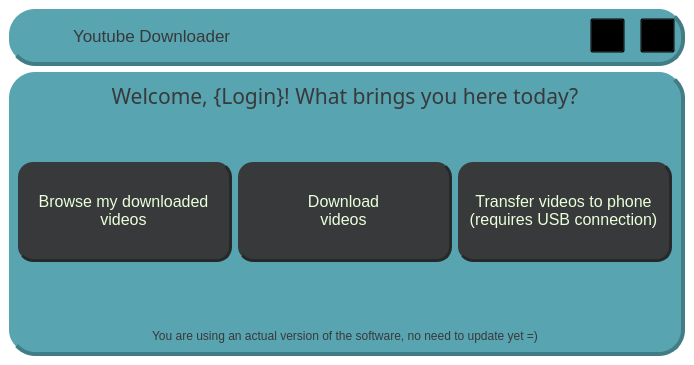
Before: the Qt Designer form uis/mainPage.ui in QBoff/YouTube-Video-Downloader, drawn with Qt 5.
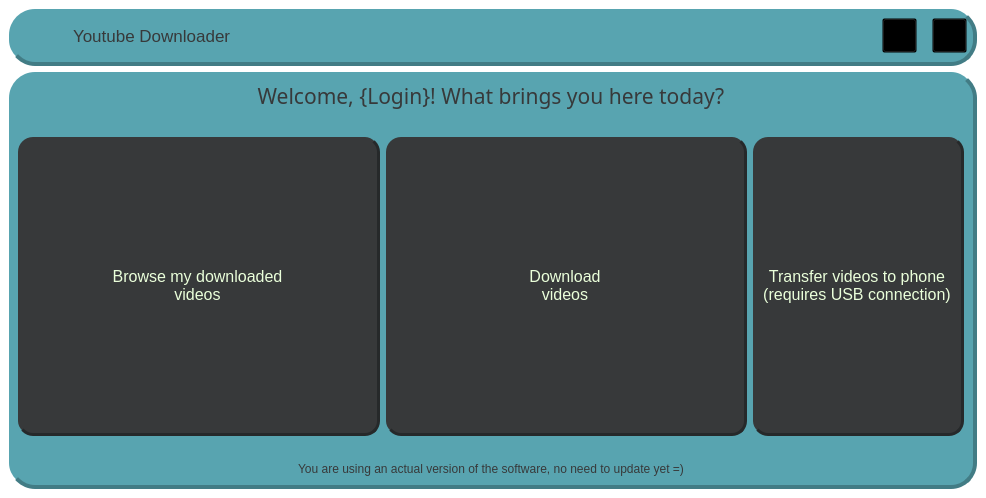
After: the same form once the commit is applied. Icons and pictures are not drawn.

The edit to the form file:
```diff
--- a/uis/mainPage.ui
+++ b/uis/mainPage.ui
@@ -6,8 +6,8 @@
    <rect>
     <x>0</x>
     <y>0</y>
-    <width>694</width>
-    <height>365</height>
+    <width>986</width>
+    <height>498</height>
    </rect>
   </property>
   <property name="minimumSize">
@@ -18,8 +18,8 @@
   </property>
   <property name="maximumSize">
    <size>
-    <width>797</width>
-    <height>453</height>
+    <width>1109</width>
+    <height>553</height>
    </size>
   </property>
   <property name="windowTitle">
@@ -54,7 +54,9 @@
 	border-radius: 15px;
 	border-bottom: 3px solid #26292A;
 	border-right: 3px solid #26292A;
-	padding: 10px
+	padding: 10px;
+	margin-top: 20%;
+	margin-bottom: 20%;
 }
 
 QFrame#container QPushButton::hover {
@@ -228,6 +230,12 @@
       <layout class="QVBoxLayout" name="verticalLayout_2">
        <item>
         <widget class="QLabel" name="upperText">
+         <property name="sizePolicy">
+          <sizepolicy hsizetype="Preferred" vsizetype="Maximum">
+           <horstretch>0</horstretch>
+           <verstretch>0</verstretch>
+          </sizepolicy>
+         </property>
          <property name="font">
           <font>
            <family>Yu Gothic UI Semibold</family>
@@ -257,9 +265,15 @@
         </widget>
        </item>
        <item>
-        <layout class="QHBoxLayout" name="buttons">
+        <layout class="QHBoxLayout" name="buttons" stretch="1,1,0">
          <item>
           <widget class="QPushButton" name="browseButton">
+           <property name="sizePolicy">
+            <sizepolicy hsizetype="Minimum" vsizetype="Minimum">
+             <horstretch>0</horstretch>
+             <verstretch>0</verstretch>
+            </sizepolicy>
+           </property>
            <property name="minimumSize">
             <size>
              <width>0</width>
@@ -312,6 +326,12 @@
          </item>
          <item>
           <widget class="QPushButton" name="downloadButton">
+           <property name="sizePolicy">
+            <sizepolicy hsizetype="Minimum" vsizetype="Minimum">
+             <horstretch>0</horstretch>
+             <verstretch>0</verstretch>
+            </sizepolicy>
+           </property>
            <property name="minimumSize">
             <size>
              <width>0</width>
@@ -358,6 +378,12 @@
          </item>
          <item>
           <widget class="QPushButton" name="transferButton">
+           <property name="sizePolicy">
+            <sizepolicy hsizetype="Minimum" vsizetype="Minimum">
+             <horstretch>0</horstretch>
+             <verstretch>0</verstretch>
+            </sizepolicy>
+           </property>
            <property name="minimumSize">
             <size>
              <width>0</width>
@@ -412,6 +438,12 @@
        </item>
        <item>
         <widget class="QLabel" name="lowerText">
+         <property name="sizePolicy">
+          <sizepolicy hsizetype="Preferred" vsizetype="Maximum">
+           <horstretch>0</horstretch>
+           <verstretch>0</verstretch>
+          </sizepolicy>
+         </property>
          <property name="text">
           <string>You are using an actual version of the software, no need to update yet =)</string>
          </property>
```
